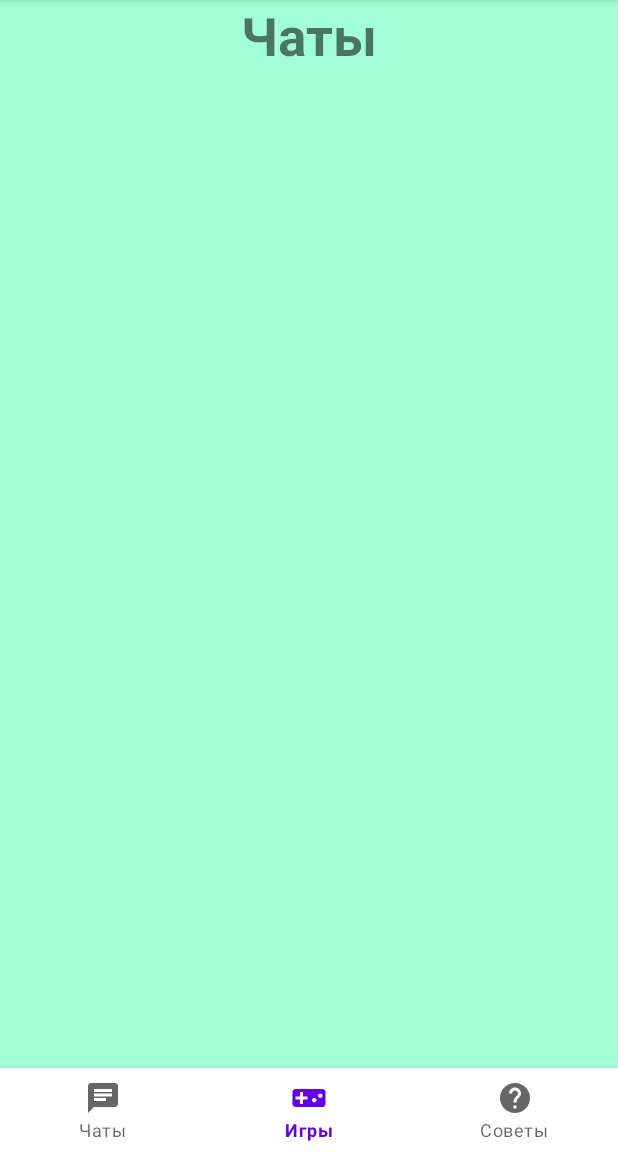
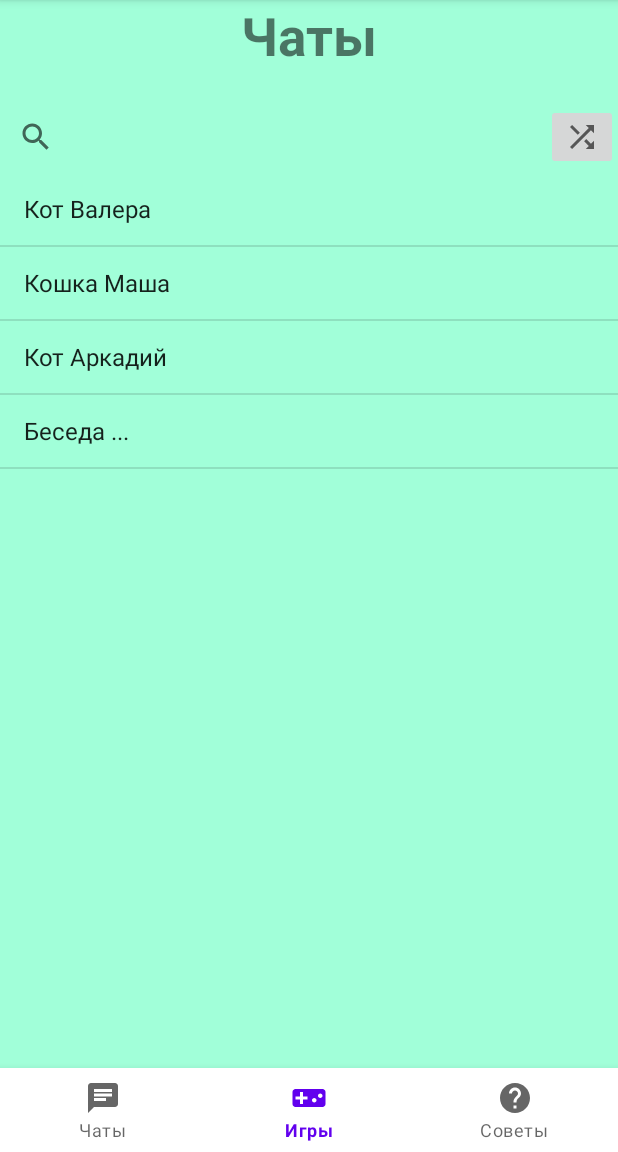
Before and after one commit to ArtyomBY/MaxArt_AppForCats, an Android app: the fragment ChatsFragment placed in its activity, on a phone screen of 412 x 824 dp, the part 84-1236 px from its top. Run offline under Robolectric (Android 15) with nearby library versions, the phone set to English and light mode, and no system bars.

Commit message:
add searchView

```diff
--- a/app/src/main/AndroidManifest.xml
+++ b/app/src/main/AndroidManifest.xml
@@ -6,7 +6,7 @@
 
     <application
         android:allowBackup="true"
-        android:icon="@mipmap/ic_launcher"
+        android:icon="@drawable/wool_app_picture"
         android:label="@string/app_name"
         android:roundIcon="@mipmap/ic_launcher_round"
         android:supportsRtl="true"
--- a/app/src/main/java/com/maxart/appforcats/fragments/ChatsFragment.java
+++ b/app/src/main/java/com/maxart/appforcats/fragments/ChatsFragment.java
@@ -2,13 +2,21 @@ package com.maxart.appforcats.fragments;
 
 import android.os.Bundle;
 
+import androidx.appcompat.widget.SearchView;
 import androidx.fragment.app.Fragment;
 
 import android.view.LayoutInflater;
 import android.view.View;
 import android.view.ViewGroup;
+import android.widget.ArrayAdapter;
+import android.widget.ListView;
+import android.widget.Toast;
 
+import com.maxart.appforcats.MainActivity;
 import com.maxart.appforcats.R;
+
+import java.util.ArrayList;
+import java.util.Arrays;
 
 /**
  * A simple {@link Fragment} subclass.
@@ -16,6 +24,11 @@ import com.maxart.appforcats.R;
  * create an instance of this fragment.
  */
 public class ChatsFragment extends Fragment {
+
+    ListView chats_list;
+    SearchView searchView;
+    String[] chats_array = {"Кот Валера", "Кошка Маша", "Кот Аркадий", "Беседа ..."};
+    ArrayList<String> chats = new ArrayList<String>();
 
     // TODO: Rename parameter arguments, choose names that match
     // the fragment initialization parameters, e.g. ARG_ITEM_NUMBER
@@ -60,7 +73,34 @@ public class ChatsFragment extends Fragment {
     @Override
     public View onCreateView(LayoutInflater inflater, ViewGroup container,
                              Bundle savedInstanceState) {
-        // Inflate the layout for this fragment
-        return inflater.inflate(R.layout.fragment_chats, container, false);
+
+        View v = inflater.inflate(R.layout.fragment_chats, container, false);
+        chats_list = v.findViewById(R.id.chats_list);
+        searchView = v.findViewById(R.id.search_view);
+        ArrayAdapter<String> adapter = new ArrayAdapter<>(getContext(), android.R.layout.simple_list_item_1, chats_array);
+        chats_list.setAdapter(adapter);
+
+        searchView.setOnQueryTextListener(new SearchView.OnQueryTextListener() {
+                    @Override
+                    public boolean onQueryTextSubmit(String query)
+                    {
+                        if (chats.contains(query)) {
+                            adapter.getFilter().filter(query);
+                        }
+                        else {
+                            Toast.makeText(getContext(), "Not found", Toast.LENGTH_LONG).show();
+                        }
+
+                        return false ;
+                    }
+                    @Override
+                    public boolean onQueryTextChange(String newText) {
+                        adapter.getFilter().filter(newText);
+                        return false ;
+                    }
+                });
+
+
+        return v;
     }
 }
--- a/app/src/main/java/com/maxart/appforcats/fragments/RecommendationFragment.java
+++ b/app/src/main/java/com/maxart/appforcats/fragments/RecommendationFragment.java
@@ -7,6 +7,8 @@ import androidx.fragment.app.Fragment;
 import android.view.LayoutInflater;
 import android.view.View;
 import android.view.ViewGroup;
+import android.widget.ArrayAdapter;
+import android.widget.ListView;
 
 import com.maxart.appforcats.R;
 
@@ -16,6 +18,9 @@ import com.maxart.appforcats.R;
  * create an instance of this fragment.
  */
 public class RecommendationFragment extends Fragment {
+
+    ListView recommendations_list;
+    String[] recommendations = {"Правила дрессировки", "Советы выбора игрушек", "Дневник настроения кота", "Инструкции самодельных игрушек"};
 
     // TODO: Rename parameter arguments, choose names that match
     // the fragment initialization parameters, e.g. ARG_ITEM_NUMBER
@@ -60,7 +65,11 @@ public class RecommendationFragment extends Fragment {
     @Override
     public View onCreateView(LayoutInflater inflater, ViewGroup container,
                              Bundle savedInstanceState) {
-        // Inflate the layout for this fragment
-        return inflater.inflate(R.layout.fragment_recommendation, container, false);
+        View v = inflater.inflate(R.layout.fragment_recommendation, container, false);
+        recommendations_list = v.findViewById(R.id.recommendations_list);
+        ArrayAdapter<String> adapter = new ArrayAdapter<>(getContext(), android.R.layout.simple_list_item_1, recommendations);
+        recommendations_list.setAdapter(adapter);
+
+        return v;
     }
 }
--- /dev/null
+++ b/app/src/main/res/drawable/random_icon.xml
@@ -0,0 +1,10 @@
+<vector xmlns:android="http://schemas.android.com/apk/res/android"
+    android:width="24dp"
+    android:height="24dp"
+    android:viewportWidth="24"
+    android:viewportHeight="24"
+    android:tint="?attr/colorControlNormal">
+  <path
+      android:fillColor="@android:color/white"
+      android:pathData="M10.59,9.17L5.41,4 4,5.41l5.17,5.17 1.42,-1.41zM14.5,4l2.04,2.04L4,18.59 5.41,20 17.96,7.46 20,9.5L20,4h-5.5zM14.83,13.41l-1.41,1.41 3.13,3.13L14.5,20L20,20v-5.5l-2.04,2.04 -3.13,-3.13z"/>
+</vector>
--- /dev/null
+++ b/app/src/main/res/drawable/search_icon.xml
@@ -0,0 +1,10 @@
+<vector xmlns:android="http://schemas.android.com/apk/res/android"
+    android:width="24dp"
+    android:height="24dp"
+    android:viewportWidth="24"
+    android:viewportHeight="24"
+    android:tint="?attr/colorControlNormal">
+  <path
+      android:fillColor="@android:color/white"
+      android:pathData="M15.5,14h-0.79l-0.28,-0.27C15.41,12.59 16,11.11 16,9.5 16,5.91 13.09,3 9.5,3S3,5.91 3,9.5 5.91,16 9.5,16c1.61,0 3.09,-0.59 4.23,-1.57l0.27,0.28v0.79l5,4.99L20.49,19l-4.99,-5zM9.5,14C7.01,14 5,11.99 5,9.5S7.01,5 9.5,5 14,7.01 14,9.5 11.99,14 9.5,14z"/>
+</vector>
--- a/app/src/main/res/layout/fragment_chats.xml
+++ b/app/src/main/res/layout/fragment_chats.xml
@@ -19,19 +19,57 @@
             android:textSize="35sp"
             android:textStyle="bold"
             app:layout_constraintTop_toTopOf="parent"
-            app:layout_constraintBottom_toTopOf="@+id/chats_list"
+            app:layout_constraintBottom_toTopOf="@+id/search_layout"
             app:layout_constraintLeft_toLeftOf="parent"
             app:layout_constraintRight_toRightOf="parent" />
+
+
+        <androidx.constraintlayout.widget.ConstraintLayout
+            android:id="@+id/search_layout"
+            android:layout_width="match_parent"
+            android:layout_height="wrap_content"
+            app:layout_constraintTop_toBottomOf="@id/tv_title"
+            app:layout_constraintBottom_toTopOf="@id/chats_list"
+            app:layout_constraintRight_toRightOf="parent"
+            app:layout_constraintLeft_toLeftOf="parent"
+            android:layout_marginTop="20dp"
+            android:orientation="horizontal">
+
+            <androidx.appcompat.widget.SearchView
+                android:id="@+id/search_view"
+                android:layout_width="wrap_content"
+                android:layout_height="wrap_content"
+                app:searchIcon="@drawable/search_icon"
+                app:layout_constraintTop_toTopOf="parent"
+                app:layout_constraintBottom_toBottomOf="parent"
+                app:layout_constraintLeft_toLeftOf="parent" />
+<!--            app:layout_constraintRight_toLeftOf="@id/btn_random_chat"-->
+
+            <ImageButton
+                android:id="@+id/btn_random_chat"
+                android:layout_width="wrap_content"
+                android:layout_height="wrap_content"
+                app:layout_constraintTop_toTopOf="parent"
+                app:layout_constraintBottom_toBottomOf="parent"
+                app:layout_constraintRight_toRightOf="parent"
+                android:src="@drawable/random_icon"/>
+<!--            app:layout_constraintLeft_toRightOf="@id/search_view"-->
+
+
+        </androidx.constraintlayout.widget.ConstraintLayout>
+
 
         <ListView
             android:id="@+id/chats_list"
             android:layout_width="0dp"
             android:layout_height="0dp"
-            android:layout_marginTop="20dp"
-            app:layout_constraintTop_toBottomOf="@id/tv_title"
+            app:layout_constraintTop_toBottomOf="@id/search_layout"
             app:layout_constraintBottom_toBottomOf="parent"
             app:layout_constraintRight_toRightOf="parent"
-            app:layout_constraintLeft_toLeftOf="parent"/>
+            app:layout_constraintLeft_toLeftOf="parent"
+            android:verticalScrollbarPosition="right">
+
+        </ListView>
 
     </androidx.constraintlayout.widget.ConstraintLayout>
 
--- a/app/src/main/res/layout/fragment_games.xml
+++ b/app/src/main/res/layout/fragment_games.xml
@@ -4,8 +4,7 @@
     android:layout_width="match_parent"
     android:layout_height="match_parent"
     xmlns:app="http://schemas.android.com/apk/res-auto"
-    tools:context=".fragments.GamesFragment"
-    android:verticalScrollbarPosition="right">
+    tools:context=".fragments.GamesFragment">
 
     <!-- TODO: Update blank fragment layout -->
     <androidx.constraintlayout.widget.ConstraintLayout
--- a/app/src/main/res/layout/fragment_recommendation.xml
+++ b/app/src/main/res/layout/fragment_recommendation.xml
@@ -32,7 +32,8 @@
             app:layout_constraintTop_toBottomOf="@id/tv_title"
             app:layout_constraintBottom_toBottomOf="parent"
             app:layout_constraintRight_toRightOf="parent"
-            app:layout_constraintLeft_toLeftOf="parent"/>
+            app:layout_constraintLeft_toLeftOf="parent"
+            android:verticalScrollbarPosition="right"/>
 
     </androidx.constraintlayout.widget.ConstraintLayout>
 
```
Also changed, not shown: app/src/main/res/drawable/wool_app_picture.png (added).
